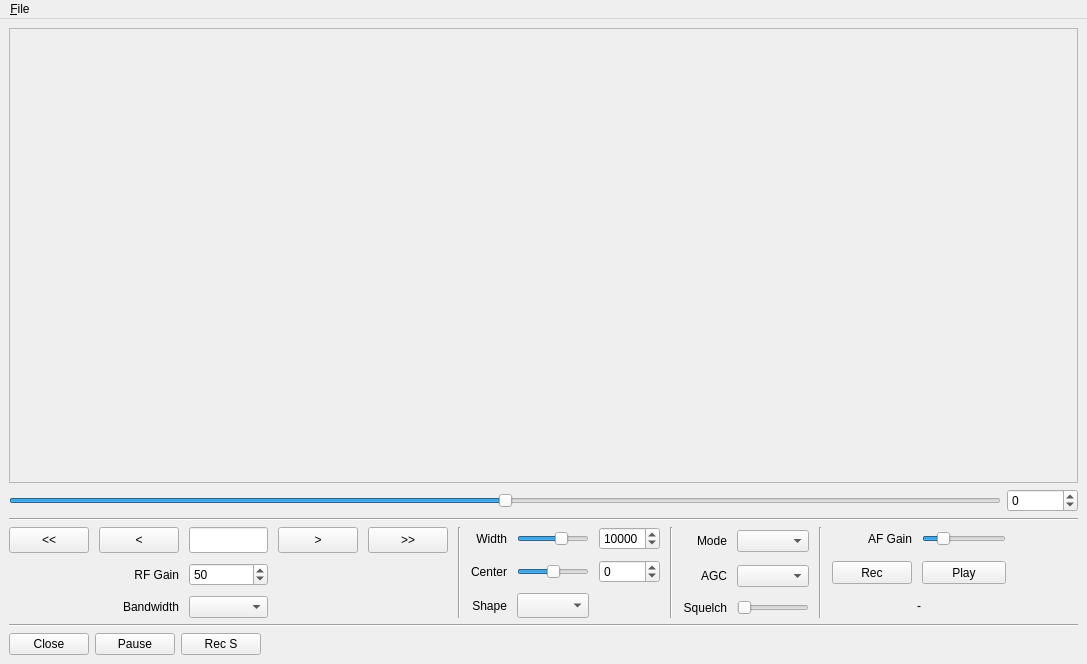
gqrx-sdr/gqrx, file gqrx_qtgui.ui: the form before one commit.
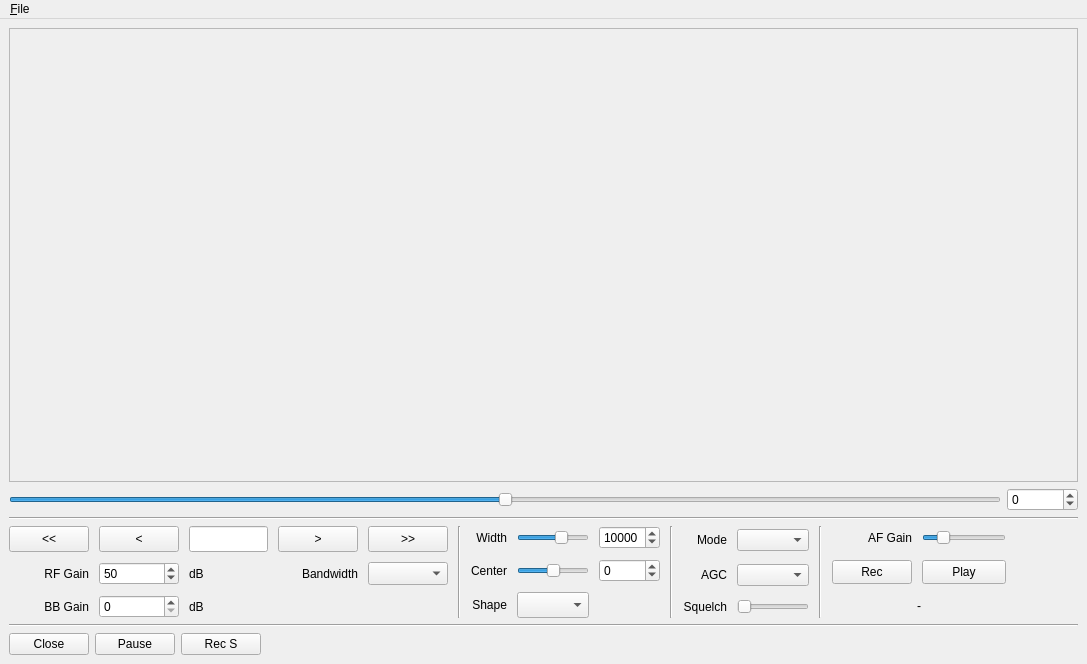
The form after the commit.

Commit message: Added digitial baseband gain that can be used to increase the signal level from USRP.

Diff of the .ui file:
```diff
--- a/gqrx_qtgui.ui
+++ b/gqrx_qtgui.ui
@@ -179,7 +179,27 @@
           </property>
          </widget>
         </item>
-        <item row="1" column="0" colspan="2">
+        <item row="1" column="4">
+         <widget class="QComboBox" name="bandwidthCombo">
+          <property name="sizePolicy">
+           <sizepolicy hsizetype="Preferred" vsizetype="Preferred">
+            <horstretch>0</horstretch>
+            <verstretch>0</verstretch>
+           </sizepolicy>
+          </property>
+         </widget>
+        </item>
+        <item row="1" column="3">
+         <widget class="QLabel" name="bandwidthLabel">
+          <property name="text">
+           <string>Bandwidth</string>
+          </property>
+          <property name="alignment">
+           <set>Qt::AlignRight|Qt::AlignTrailing|Qt::AlignVCenter</set>
+          </property>
+         </widget>
+        </item>
+        <item row="1" column="0">
          <widget class="QLabel" name="gainLabel">
           <property name="text">
            <string>RF Gain</string>
@@ -189,7 +209,7 @@
           </property>
          </widget>
         </item>
-        <item row="1" column="2">
+        <item row="1" column="1">
          <widget class="QSpinBox" name="gainSpin">
           <property name="sizePolicy">
            <sizepolicy hsizetype="Preferred" vsizetype="Fixed">
@@ -205,23 +225,43 @@
           </property>
          </widget>
         </item>
-        <item row="2" column="0" colspan="2">
-         <widget class="QLabel" name="bandwidthLabel">
+        <item row="2" column="0">
+         <widget class="QLabel" name="bbGainLabel">
           <property name="text">
-           <string>Bandwidth</string>
+           <string>BB Gain</string>
           </property>
           <property name="alignment">
            <set>Qt::AlignRight|Qt::AlignTrailing|Qt::AlignVCenter</set>
           </property>
          </widget>
         </item>
+        <item row="2" column="1">
+         <widget class="QSpinBox" name="bbGainSpin">
+          <property name="toolTip">
+           <string>Digital gain applied to the samples from the USRP</string>
+          </property>
+          <property name="minimum">
+           <number>0</number>
+          </property>
+          <property name="maximum">
+           <number>100</number>
+          </property>
+          <property name="value">
+           <number>0</number>
+          </property>
+         </widget>
+        </item>
         <item row="2" column="2">
-         <widget class="QComboBox" name="bandwidthCombo">
-          <property name="sizePolicy">
-           <sizepolicy hsizetype="Preferred" vsizetype="Preferred">
-            <horstretch>0</horstretch>
-            <verstretch>0</verstretch>
-           </sizepolicy>
+         <widget class="QLabel" name="label_2">
+          <property name="text">
+           <string>dB</string>
+          </property>
+         </widget>
+        </item>
+        <item row="1" column="2">
+         <widget class="QLabel" name="label_1">
+          <property name="text">
+           <string>dB</string>
           </property>
          </widget>
         </item>
```
Left out of the diff: 3 changed lines with no effect on the pictures. The commit also changes 2 other files.
